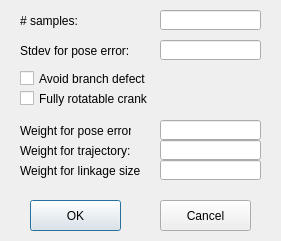
Before: the Qt Designer form BurmesterTheoryThreePosition/LinkageSynthesisOptionDialog.ui in gnishida/BurmesterTheoryThreePosition, drawn with Qt 5.
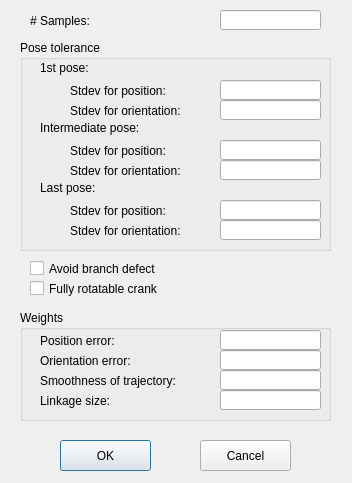
After: the same form once the commit is applied.

Commit message: support individual sigma for pose error

What changed in the file:
```diff
--- a/BurmesterTheoryThreePosition/LinkageSynthesisOptionDialog.ui
+++ b/BurmesterTheoryThreePosition/LinkageSynthesisOptionDialog.ui
@@ -6,8 +6,8 @@
    <rect>
     <x>0</x>
     <y>0</y>
-    <width>281</width>
-    <height>241</height>
+    <width>352</width>
+    <height>483</height>
    </rect>
   </property>
   <property name="windowTitle">
@@ -16,54 +16,31 @@
   <widget class="QLabel" name="label">
    <property name="geometry">
     <rect>
-     <x>20</x>
+     <x>30</x>
      <y>10</y>
      <width>61</width>
      <height>21</height>
     </rect>
    </property>
    <property name="text">
-    <string># samples:</string>
+    <string># Samples:</string>
    </property>
   </widget>
   <widget class="QLineEdit" name="lineEditNumSamples">
    <property name="geometry">
     <rect>
-     <x>160</x>
+     <x>220</x>
      <y>10</y>
      <width>101</width>
      <height>20</height>
     </rect>
    </property>
   </widget>
-  <widget class="QLabel" name="label_2">
-   <property name="geometry">
-    <rect>
-     <x>20</x>
-     <y>40</y>
-     <width>121</width>
-     <height>21</height>
-    </rect>
-   </property>
-   <property name="text">
-    <string>Stdev for pose error:</string>
-   </property>
-  </widget>
-  <widget class="QLineEdit" name="lineEditStdDev">
-   <property name="geometry">
-    <rect>
-     <x>160</x>
-     <y>40</y>
-     <width>101</width>
-     <height>20</height>
-    </rect>
-   </property>
-  </widget>
   <widget class="QCheckBox" name="checkBoxAvoidBranchDefect">
    <property name="geometry">
     <rect>
-     <x>20</x>
-     <y>70</y>
+     <x>30</x>
+     <y>260</y>
      <width>131</width>
      <height>17</height>
     </rect>
@@ -75,8 +52,8 @@
   <widget class="QCheckBox" name="checkBoxRotatableCrank">
    <property name="geometry">
     <rect>
-     <x>20</x>
-     <y>90</y>
+     <x>30</x>
+     <y>280</y>
      <width>131</width>
      <height>17</height>
     </rect>
@@ -88,8 +65,8 @@
   <widget class="QPushButton" name="pushButtonOK">
    <property name="geometry">
     <rect>
-     <x>30</x>
-     <y>200</y>
+     <x>60</x>
+     <y>440</y>
      <width>91</width>
      <height>31</height>
     </rect>
@@ -101,8 +78,8 @@
   <widget class="QPushButton" name="pushButtonCancel">
    <property name="geometry">
     <rect>
-     <x>160</x>
-     <y>200</y>
+     <x>200</x>
+     <y>440</y>
      <width>91</width>
      <height>31</height>
     </rect>
@@ -111,34 +88,226 @@
     <string>Cancel</string>
    </property>
   </widget>
-  <widget class="QLineEdit" name="lineEditPoseErrorWeight">
+  <widget class="QGroupBox" name="groupBox">
    <property name="geometry">
     <rect>
-     <x>160</x>
+     <x>20</x>
+     <y>40</y>
+     <width>311</width>
+     <height>211</height>
+    </rect>
+   </property>
+   <property name="title">
+    <string>Pose tolerance</string>
+   </property>
+   <widget class="QLabel" name="label_2">
+    <property name="geometry">
+     <rect>
+      <x>50</x>
+      <y>40</y>
+      <width>131</width>
+      <height>21</height>
+     </rect>
+    </property>
+    <property name="text">
+     <string>Stdev for position:</string>
+    </property>
+   </widget>
+   <widget class="QLineEdit" name="lineEditStdDevPositionFirst">
+    <property name="geometry">
+     <rect>
+      <x>200</x>
+      <y>40</y>
+      <width>101</width>
+      <height>20</height>
+     </rect>
+    </property>
+   </widget>
+   <widget class="QLabel" name="label_6">
+    <property name="geometry">
+     <rect>
+      <x>50</x>
+      <y>100</y>
+      <width>101</width>
+      <height>21</height>
+     </rect>
+    </property>
+    <property name="text">
+     <string>Stdev for position:</string>
+    </property>
+   </widget>
+   <widget class="QLineEdit" name="lineEditStdDevPositionMiddle">
+    <property name="geometry">
+     <rect>
+      <x>200</x>
+      <y>100</y>
+      <width>101</width>
+      <height>20</height>
+     </rect>
+    </property>
+   </widget>
+   <widget class="QLabel" name="label_7">
+    <property name="geometry">
+     <rect>
+      <x>50</x>
+      <y>160</y>
+      <width>131</width>
+      <height>21</height>
+     </rect>
+    </property>
+    <property name="text">
+     <string>Stdev for position:</string>
+    </property>
+   </widget>
+   <widget class="QLineEdit" name="lineEditStdDevPositionLast">
+    <property name="geometry">
+     <rect>
+      <x>200</x>
+      <y>160</y>
+      <width>101</width>
+      <height>20</height>
+     </rect>
+    </property>
+   </widget>
+   <widget class="QLabel" name="label_8">
+    <property name="geometry">
+     <rect>
+      <x>20</x>
+      <y>20</y>
+      <width>51</width>
+      <height>16</height>
+     </rect>
+    </property>
+    <property name="text">
+     <string>1st pose:</string>
+    </property>
+   </widget>
+   <widget class="QLabel" name="label_9">
+    <property name="geometry">
+     <rect>
+      <x>50</x>
+      <y>60</y>
+      <width>131</width>
+      <height>21</height>
+     </rect>
+    </property>
+    <property name="text">
+     <string>Stdev for orientation:</string>
+    </property>
+   </widget>
+   <widget class="QLineEdit" name="lineEditStdDevOrientationFirst">
+    <property name="geometry">
+     <rect>
+      <x>200</x>
+      <y>60</y>
+      <width>101</width>
+      <height>20</height>
+     </rect>
+    </property>
+   </widget>
+   <widget class="QLabel" name="label_10">
+    <property name="geometry">
+     <rect>
+      <x>20</x>
+      <y>80</y>
+      <width>101</width>
+      <height>16</height>
+     </rect>
+    </property>
+    <property name="text">
+     <string>Intermediate pose:</string>
+    </property>
+   </widget>
+   <widget class="QLabel" name="label_11">
+    <property name="geometry">
+     <rect>
+      <x>50</x>
      <y>120</y>
+      <width>121</width>
+      <height>21</height>
+     </rect>
+    </property>
+    <property name="text">
+     <string>Stdev for orientation:</string>
+    </property>
+   </widget>
+   <widget class="QLineEdit" name="lineEditStdDevOrientationMiddle">
+    <property name="geometry">
+     <rect>
+      <x>200</x>
+      <y>120</y>
      <width>101</width>
      <height>20</height>
     </rect>
    </property>
   </widget>
+   <widget class="QLabel" name="label_12">
+    <property name="geometry">
+     <rect>
+      <x>20</x>
+      <y>140</y>
+      <width>101</width>
+      <height>16</height>
+     </rect>
+    </property>
+    <property name="text">
+     <string>Last pose:</string>
+    </property>
+   </widget>
+   <widget class="QLabel" name="label_13">
+    <property name="geometry">
+     <rect>
+      <x>50</x>
+      <y>180</y>
+      <width>131</width>
+      <height>21</height>
+     </rect>
+    </property>
+    <property name="text">
+     <string>Stdev for orientation:</string>
+    </property>
+   </widget>
+   <widget class="QLineEdit" name="lineEditStdDevOrientationLast">
+    <property name="geometry">
+     <rect>
+      <x>200</x>
+      <y>180</y>
+      <width>101</width>
+      <height>20</height>
+     </rect>
+    </property>
+   </widget>
+  </widget>
+  <widget class="QGroupBox" name="groupBox_2">
+   <property name="geometry">
+    <rect>
+     <x>20</x>
+     <y>310</y>
+     <width>311</width>
+     <height>111</height>
+    </rect>
+   </property>
+   <property name="title">
+    <string>Weights</string>
+   </property>
   <widget class="QLabel" name="label_3">
    <property name="geometry">
     <rect>
      <x>20</x>
-     <y>120</y>
+      <y>20</y>
      <width>111</width>
      <height>21</height>
     </rect>
    </property>
    <property name="text">
-    <string>Weight for pose error:</string>
-   </property>
-  </widget>
-  <widget class="QLineEdit" name="lineEditTrajectoryWeight">
+     <string>Position error:</string>
+    </property>
+   </widget>
+   <widget class="QLineEdit" name="lineEditPositionErrorWeight">
    <property name="geometry">
     <rect>
-     <x>160</x>
-     <y>140</y>
+      <x>200</x>
+      <y>20</y>
      <width>101</width>
      <height>20</height>
     </rect>
@@ -148,37 +317,71 @@
    <property name="geometry">
     <rect>
      <x>20</x>
-     <y>140</y>
-     <width>111</width>
+      <y>60</y>
+      <width>161</width>
      <height>21</height>
     </rect>
    </property>
    <property name="text">
-    <string>Weight for trajectory:</string>
+     <string>Smoothness of trajectory:</string>
+    </property>
+   </widget>
+   <widget class="QLineEdit" name="lineEditTrajectoryWeight">
+    <property name="geometry">
+     <rect>
+      <x>200</x>
+      <y>60</y>
+      <width>101</width>
+      <height>20</height>
+     </rect>
    </property>
   </widget>
   <widget class="QLabel" name="label_5">
    <property name="geometry">
     <rect>
      <x>20</x>
-     <y>160</y>
+      <y>80</y>
      <width>121</width>
      <height>21</height>
     </rect>
    </property>
    <property name="text">
-    <string>Weight for linkage size:</string>
+     <string>Linkage size:</string>
    </property>
   </widget>
   <widget class="QLineEdit" name="lineEditSizeWeight">
    <property name="geometry">
     <rect>
-     <x>160</x>
-     <y>160</y>
+      <x>200</x>
+      <y>80</y>
      <width>101</width>
      <height>20</height>
     </rect>
    </property>
+   </widget>
+   <widget class="QLabel" name="label_14">
+    <property name="geometry">
+     <rect>
+      <x>20</x>
+      <y>40</y>
+      <width>111</width>
+      <height>21</height>
+     </rect>
+    </property>
+    <property name="text">
+     <string>Orientation error:</string>
+    </property>
+   </widget>
+   <widget class="QLineEdit" name="lineEditOrientationErrorWeight">
+    <property name="geometry">
+     <rect>
+      <x>200</x>
+      <y>40</y>
+      <width>101</width>
+      <height>20</height>
+     </rect>
+    </property>
+   </widget>
   </widget>
  </widget>
  <layoutdefault spacing="6" margin="11"/>
```
Lines whose indentation alone changed are shown as unchanged. The commit also changes 21 other files.
